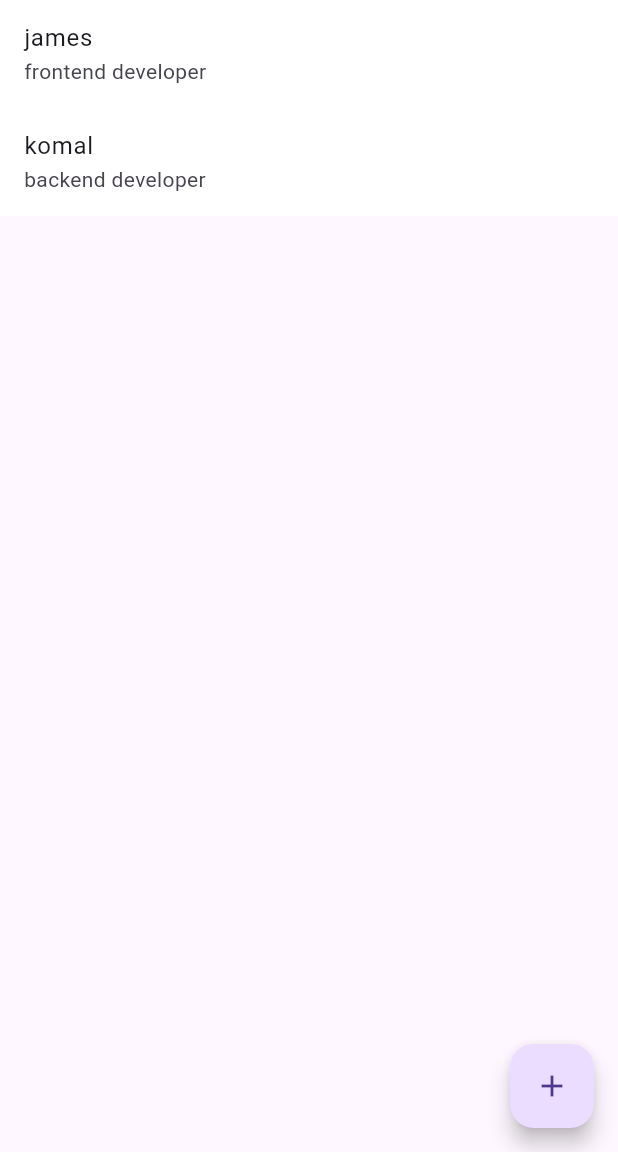
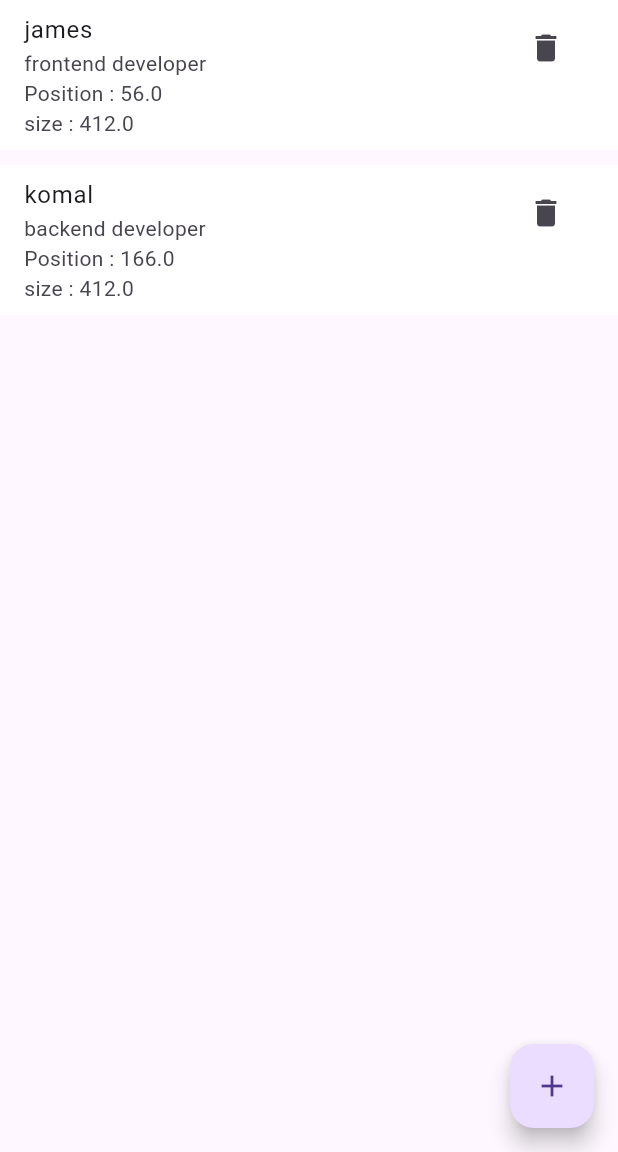
Before and after one commit to JamesGeorge98/flutter_item_tracker, a Flutter app: the screen it shows after launch, on a phone screen of 412 x 824 dp, the part 84-1236 px from its top. Run offline on Flutter 3.47's test engine with Material 3 defaults, Android fonts, the phone set to English and light mode, and no system bars.

Commit message:
added items rep

```diff
--- a/lib/app.dart
+++ b/lib/app.dart
@@ -17,7 +17,9 @@ class _AppState extends State<App> {
   @override
   void initState() {
     super.initState();
-    context.read<ItemsRepository>().loadInitailData();
+    WidgetsBinding.instance.addPostFrameCallback(
+      (timeStamp) => context.read<ItemsRepository>().loadInitailData(),
+    );
   }
 
   @override
--- a/lib/src/items_list/item_view.dart
+++ b/lib/src/items_list/item_view.dart
@@ -13,6 +13,40 @@ class ItemView extends StatefulWidget {
 }
 
 class _ItemViewState extends State<ItemView> {
+  final List<GlobalKey> currentPostionKey = [];
+
+  @override
+  void initState() {
+    super.initState();
+    WidgetsBinding.instance.addPostFrameCallback(
+      (timeStamp) => context.read<ItemsProvider>().getItems(),
+    );
+  }
+
+  double getWidgetPosition(int index) {
+    final renderObject = currentPostionKey[index]
+        .currentContext
+        ?.findRenderObject() as RenderBox?;
+    if (renderObject != null) {
+      final itemBox = renderObject;
+      return itemBox.localToGlobal(Offset.zero).dy;
+    }
+
+    return 0;
+  }
+
+  double getWidgetSize(int index) {
+    final renderObject = currentPostionKey[index]
+        .currentContext
+        ?.findRenderObject() as RenderBox?;
+    if (renderObject != null) {
+      final itemBox = renderObject.size;
+      return itemBox.width;
+    }
+
+    return 0;
+  }
+
   @override
   Widget build(BuildContext context) {
     return Scaffold(
@@ -25,36 +59,77 @@ class _ItemViewState extends State<ItemView> {
   }
 
   Widget builder() {
-    return FutureBuilder(
-      future: context.read<ItemsProvider>().getItems(),
-      builder: (context, snapshot) {
-        if (snapshot.connectionState == ConnectionState.waiting) {
-          return const Center(child: CircularProgressIndicator());
-        }
-        final data = snapshot.data ?? [];
-        if (data.isEmpty) {
-          return const Center(
-            child: Text('Add some items'),
+    return Consumer<ItemsProvider>(
+      builder: (context, value, child) {
+        currentPostionKey
+          ..clear()
+          ..addAll(
+            List.generate(value.itemsList.length, (index) => GlobalKey()),
           );
-        }
-        return listView(data);
+        return value.isLoading
+            ? const CircularProgressIndicator()
+            : listView(value.itemsList);
       },
     );
   }
 
   Widget listView(List<ItemsModel> data) {
-    return ListView.builder(
+    if (data.isEmpty) {
+      return const Center(
+        child: Text('Add Items'),
+      );
+    }
+
+    return ListView.separated(
       shrinkWrap: true,
       itemCount: data.length,
-      itemBuilder: (context, index) => list(data[index]),
+      itemBuilder: (context, index) => list(data[index], index),
+      separatorBuilder: (context, index) => const SizedBox(
+        height: 10,
+      ),
     );
   }
 
-  Widget list(ItemsModel model) {
-    return ListTile(
-      tileColor: Colors.white,
-      title: Text(model.name ?? 'Name'),
-      subtitle: Text(model.desc ?? 'Desc'),
+  Widget list(ItemsModel model, int index) {
+    final position = ValueNotifier<double>(0);
+    final size = ValueNotifier<double>(0);
+
+    WidgetsBinding.instance.addPostFrameCallback((timeStamp) {
+      position.value = getWidgetPosition(index);
+      size.value = getWidgetSize(index);
+    });
+    return SizedBox(
+      width: index.isEven ? 200 : double.infinity,
+      child: ListTile(
+        key: currentPostionKey[index],
+        tileColor: Colors.white,
+
+        title: Text(model.name ?? 'Name'),
+        subtitle: Column(
+          crossAxisAlignment: CrossAxisAlignment.start,
+          children: [
+            Text(model.desc ?? 'Desc'),
+            ValueListenableBuilder(
+              valueListenable: position,
+              builder: (context, value, child) =>
+                  Text('Position : ${position.value}'),
+            ),
+            ValueListenableBuilder(
+              valueListenable: size,
+              builder: (context, value, child) => Text('size : ${size.value}'),
+            ),
+          ],
+        ),
+        isThreeLine: true,
+        trailing: IconButton(
+          onPressed: () {
+            if (model.id != null && model.id != '') {
+              context.read<ItemsProvider>().removeItem(id: model.id!);
+            }
+          },
+          icon: const Icon(Icons.delete),
+        ),
+      ),
     );
   }
 
@@ -84,7 +159,14 @@ class _ItemViewState extends State<ItemView> {
     }
 
     showModalBottomSheet<Widget>(
+      isScrollControlled: true,
       context: context,
+      anchorPoint: const Offset(0, 0.5),
+      shape: const RoundedRectangleBorder(
+        borderRadius: BorderRadius.vertical(
+          top: Radius.circular(20),
+        ),
+      ),
       builder: (context) => const ItemForm(),
     );
   }
```
Also changed, not shown: lib/src/items_list/items_provider.dart (+14 -8 lines), lib/src/items_list/items_repo.dart (+9 -0 lines), lib/src/items_list/views/item_form.dart (+29 -2 lines), lib/main.dart (line endings or trailing spaces), 3 other files.
